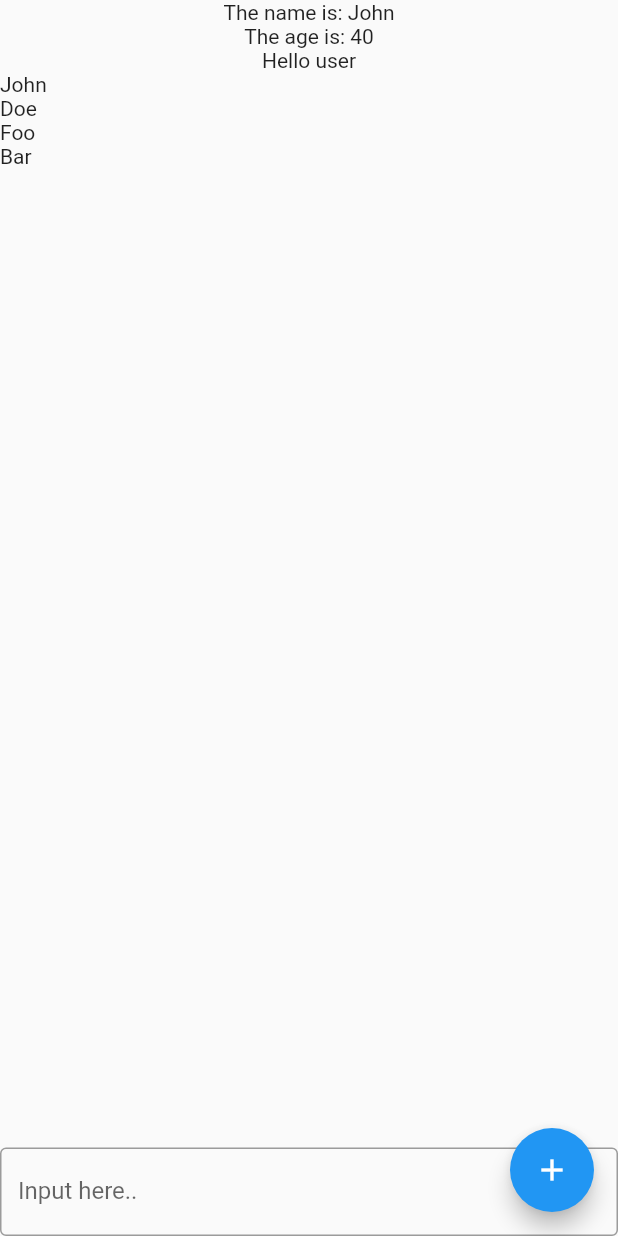
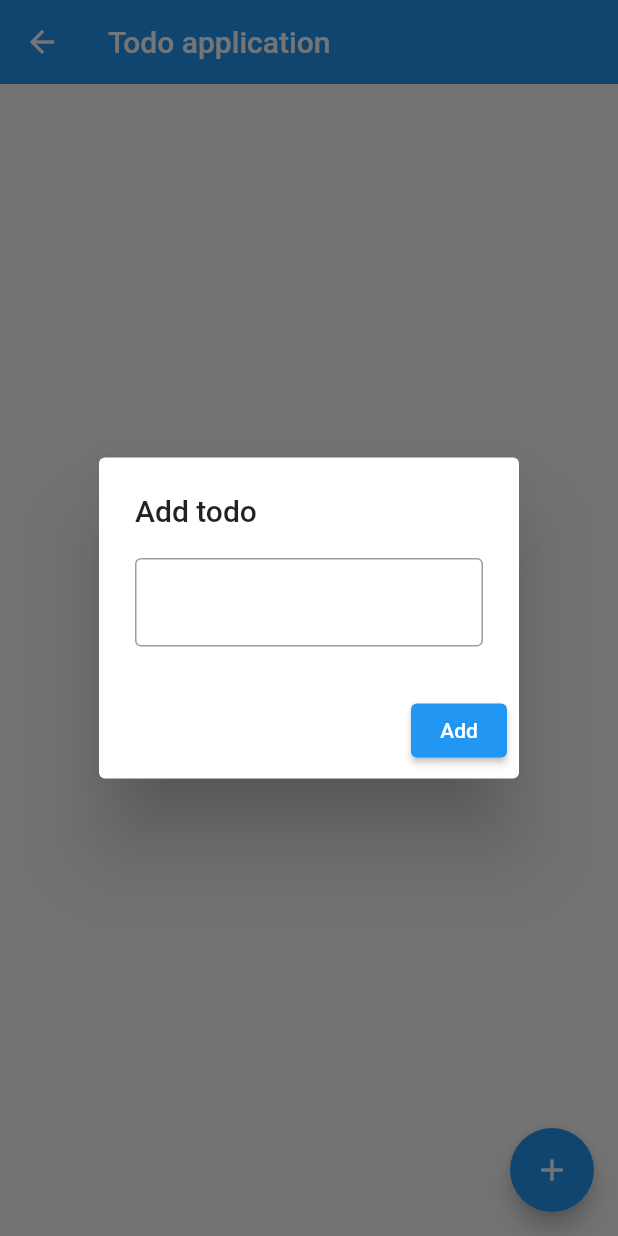
Before and after one commit to mhmadamrii/Flutter-essential-app, a Flutter app: the Homepage screen opened directly, after a tap on the "add" icon, on a phone screen of 412 x 824 dp. Run offline on Flutter 3.47's test engine with Material 2 defaults, Android fonts, the phone set to English and light mode, and no system bars.

Commit message:
add several clues

```diff
--- a/lib/main.dart
+++ b/lib/main.dart
@@ -4,65 +4,118 @@ import 'package:flutter/material.dart';
 void main() => runApp(const MyApp());
 
 class MyApp extends StatelessWidget {
-  const MyApp({Key? key}) : super(key: key);
+  const MyApp({super.key});
+
   @override
   Widget build(BuildContext context) {
     return MaterialApp(
-      theme: ThemeData(
-        primarySwatch: Colors.blue,
-      ),
-      debugShowCheckedModeBanner: false,
-      home: Another(),
+      theme: ThemeData(primarySwatch: Colors.blue),
+      home: const Another(),
     );
   }
 }
 
-class Homepage extends StatelessWidget {
-  Homepage({super.key});
-// primitive data type
-  final String name = "John";
-  final int age = 40;
-  final bool isLogin = true;
+class Homepage extends StatefulWidget {
+  const Homepage({super.key});
 
-  String inputValue = '';
+  @override
+  State<Homepage> createState() => _HomepageState();
+}
 
-// nonprimitive data type
-  final List<String> names = ["John", "Doe", "Foo", "Bar"];
+class _HomepageState extends State<Homepage> {
+  // Initialize lists of todos
+  List<String> todos = [];
+
+  void addTodo() {
+    showDialog(
+      context: context,
+      builder: (BuildContext context) {
+        TextEditingController controller = TextEditingController();
+        return AlertDialog(
+          title: const Text(
+            "Add todo",
+          ),
+          content: TextField(
+            controller: controller,
+            decoration: const InputDecoration(
+              border: OutlineInputBorder(),
+            ),
+          ),
+          actions: [
+            ElevatedButton(
+              onPressed: () {
+                setState(() {
+                  todos.add(controller.text);
+                });
+                Navigator.of(context).pop();
+              },
+              child: const Text("Add"),
+            ),
+          ],
+        );
+      },
+    );
+  }
+
+  void deleteTodo(int indexTodo) {
+    showDialog(
+      context: context,
+      builder: (BuildContext context) {
+        return AlertDialog(
+          title: const Text("Delete Todo"),
+          content: const Text(
+            "Are you sure to delete todo?",
+          ),
+          actions: [
+            TextButton(
+              onPressed: () {
+                Navigator.of(context).pop();
+              },
+              child: const Text("Cancel"),
+            ),
+            OutlinedButton(
+              onPressed: () {
+                setState(() {
+                  todos.removeAt(indexTodo);
+                });
+                Navigator.of(context).pop();
+              },
+              child: const Text("Delete"),
+            )
+          ],
+        );
+      },
+    );
+  }
+
   @override
   Widget build(BuildContext context) {
     return Scaffold(
+      appBar: AppBar(
+        title: const Text("Todo application"),
+        elevation: 0,
+      ),
       body: SafeArea(
-        child: Center(
-          child: Column(
-            children: [
-              Text("The name is: $name"),
-              Text("The age is: $age"),
-              if (isLogin) ...[
-                const Text("Hello user"),
-              ] else ...[
-                const Text("No user found")
-              ],
-              Expanded(
-                child: ListView.builder(
-                  itemCount: names.length,
-                  itemBuilder: (context, index) {
-                    return Text(names[index]);
-                  },
+        child: ListView.builder(
+          itemCount: todos.length,
+          itemBuilder: (BuildContext context, index) {
+            return ListTile(
+              title: Text(todos[index]),
+              trailing: GestureDetector(
+                onTap: () {
+                  deleteTodo(index);
+                },
+                child: const Icon(
+                  Icons.delete,
+                  color: Colors.red,
                 ),
               ),
-              TextField(
-                onChanged: (value) => inputValue = value,
-                decoration: const InputDecoration(
-                  labelText: "Input here..",
-                  border: OutlineInputBorder(),
-                ),
-              )
-            ],
-          ),
+            );
+          },
         ),
       ),
       floatingActionButton: FloatingActionButton(
-        onPressed: () => print("input value: $inputValue"),
+        onPressed: addTodo,
         child: const Icon(
           Icons.add,
         ),
--- a/pubspec.yaml
+++ b/pubspec.yaml
@@ -38,6 +38,7 @@ dependencies:
   cupertino_icons: ^1.0.2
   curved_navigation_bar: ^1.0.3
   http: ^0.13.5
+  flutter_redux: ^0.10.0
 
 dev_dependencies:
   flutter_test:
```
Also changed, not shown: lib/screens/another.dart (+4 -25 lines), pubspec.lock.
